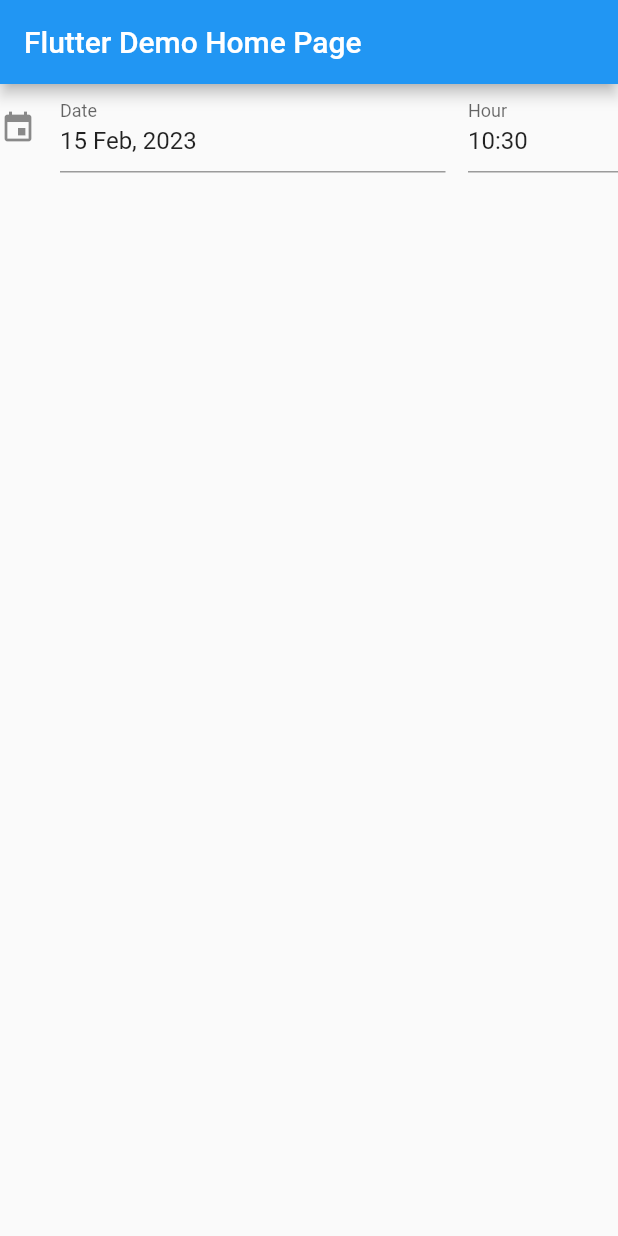
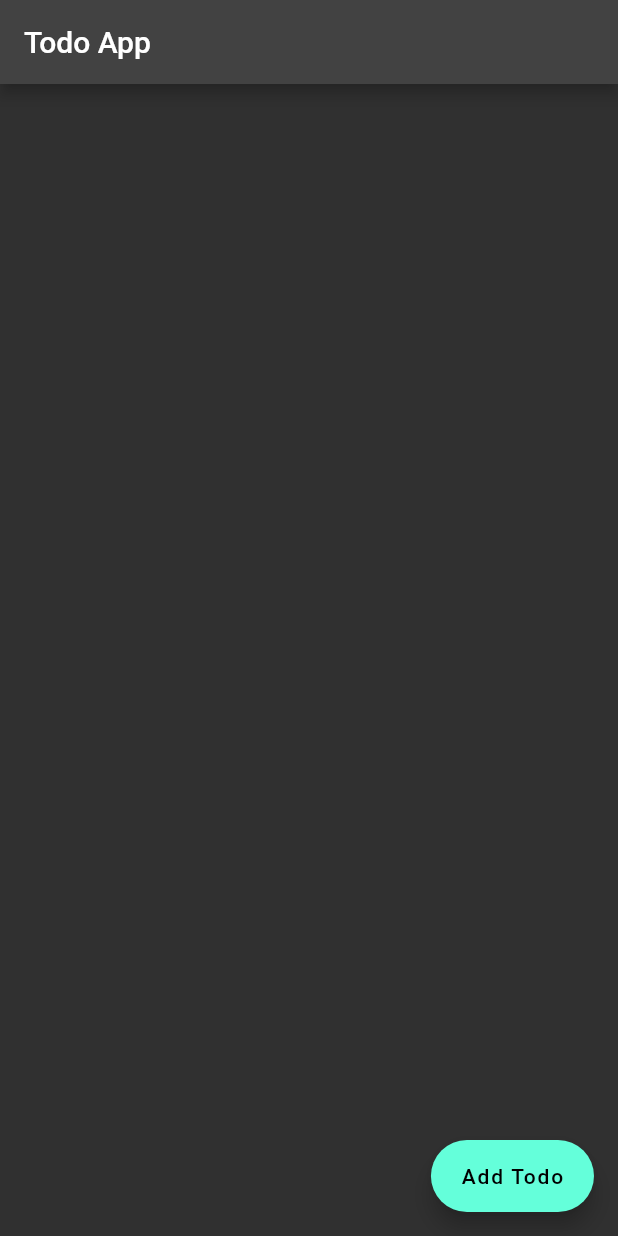
Before and after one commit to Danushan99/flutter_todo, a Flutter app: the screen it shows after launch, on a phone screen of 412 x 824 dp. Run offline on Flutter 3.47's test engine with Material 2 defaults, Android fonts, the phone set to English and light mode, and no system bars; drawn by our look-alikes of date_time_picker.

Commit message:
add ui form

```diff
--- a/lib/main.dart
+++ b/lib/main.dart
@@ -1,5 +1,5 @@
+import 'package:error/views/todo_list.dart';
 import 'package:flutter/material.dart';
-import 'package:date_time_picker/date_time_picker.dart';
 
 void main() {
   runApp(const MyApp());
@@ -12,82 +12,9 @@ class MyApp extends StatelessWidget {
   @override
   Widget build(BuildContext context) {
     return MaterialApp(
-      title: 'Flutter Demo',
-      theme: ThemeData(
-        primarySwatch: Colors.blue,
-      ),
-      home: const MyHomePage(title: 'Flutter Demo Home Page'),
+      debugShowCheckedModeBanner: false,
+      theme: ThemeData.dark(),
+      home: TodoList(),
     );
   }
 }
-
-class MyHomePage extends StatefulWidget {
-  const MyHomePage({Key? key, required this.title}) : super(key: key);
-
-
-  final String title;
-
-  @override
-  State<MyHomePage> createState() => _MyHomePageState();
-}
-
-class _MyHomePageState extends State<MyHomePage> {
-  int _counter = 0;
-
-  void _incrementCounter() {
-    setState(() {
-      // This call to setState tells the Flutter framework that something has
-      // changed in this State, which causes it to rerun the build method below
-      // so that the display can reflect the updated values. If we changed
-      // _counter without calling setState(), then the build method would not be
-      // called again, and so nothing would appear to happen.
-      _counter++;
-    });
-  }
-
-  @override
-  Widget build(BuildContext context) {
-
-    return Scaffold(
-      appBar: AppBar(
-        // Here we take the value from the MyHomePage object that was created by
-        // the App.build method, and use it to set our appbar title.
-        title: Text(widget.title),
-      ),
-      body: Center(
-        // Center is a layout widget. It takes a single child and positions it
-        // in the middle of the parent.
-        child: Column(
-          children: [
-          DateTimePicker(
-          type: DateTimePickerType.dateTimeSeparate,
-          dateMask: 'd MMM, yyyy',
-          initialValue: DateTime.now().toString(),
-          firstDate: DateTime(2000),
-          lastDate: DateTime(2100),
-          icon: Icon(Icons.event),
-          dateLabelText: 'Date',
-          timeLabelText: "Hour",
-          selectableDayPredicate: (date) {
-            // Disable weekend days to select from the calendar
-            if (date.weekday == 6 || date.weekday == 7) {
-              return false;
-            }
-
-            return true;
-          },
-          onChanged: (val) => print(val),
-          validator: (val) {
-            print(val);
-            return null;
-          },
-          onSaved: (val) => print(val),
-        )
-          ],
-
-        ),
-      ),
-
-    );
-  }
-}
--- /dev/null
+++ b/lib/views/todo_list.dart
@@ -0,0 +1,25 @@
+
+import 'package:error/views/add_page.dart';
+import 'package:flutter/material.dart';
+
+class TodoList extends StatefulWidget {
+  const TodoList({Key? key}) : super(key: key);
+
+  @override
+  State<TodoList> createState() => _TodoListState();
+}
+
+class _TodoListState extends State<TodoList> {
+  @override
+  Widget build(BuildContext context) {
+    return Scaffold(
+      appBar: AppBar(title: Text("Todo App")),
+      floatingActionButton:
+          FloatingActionButton.extended(onPressed: navigateToAddTodo, label: Text(("Add Todo"))),
+    );
+  }
+  void navigateToAddTodo(){
+    final route = MaterialPageRoute(builder: (context) =>AddTodoPage (),);
+  Navigator.push(context, route);
+  }
+}
```
Also changed, not shown: lib/views/add_page.dart (added, +40 -0 lines).
